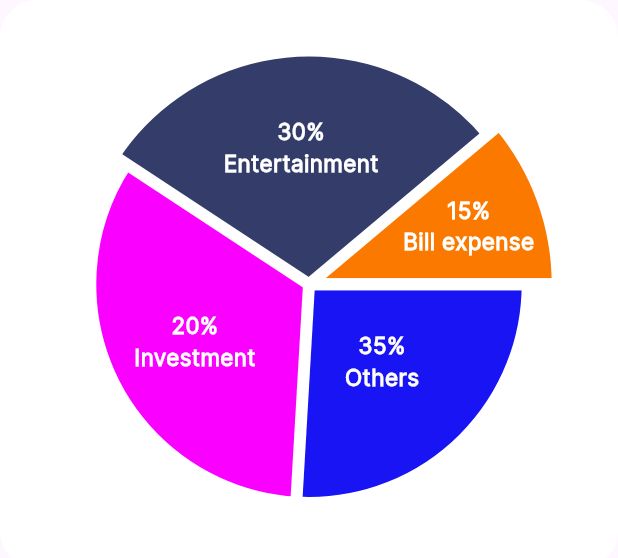
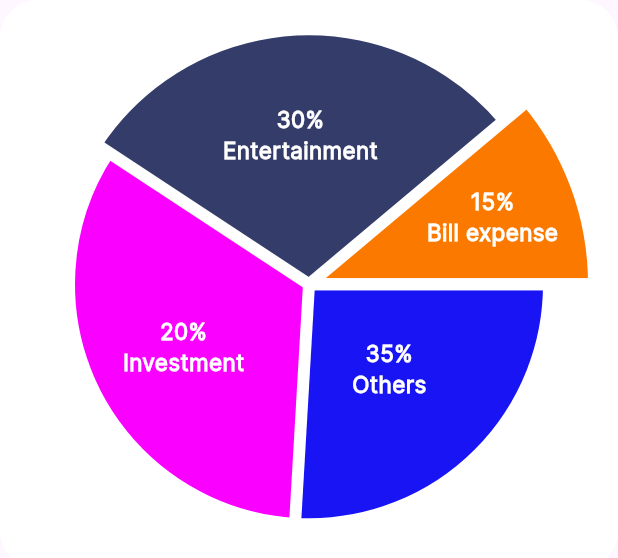
Before and after one commit to He-ema/responsive_bank_dashboard, a Flutter app: the MyPieChart widget shown alone on an empty page, opened directly, on a phone screen of 412 x 824 dp. Shown: the top 558 px of the screen. Run offline on Flutter 3.47's test engine with Material 3 defaults, Android fonts, the phone set to English and light mode, and no system bars; drawn by our look-alikes of fl_chart; our stand-ins replace flutter_svg.

Commit message:
pie chart edited

```diff
--- a/lib/features/home/presentation/views/widgets/my_pie_chart.dart
+++ b/lib/features/home/presentation/views/widgets/my_pie_chart.dart
@@ -48,7 +48,7 @@ class _MyPieChartState extends State<MyPieChart> {
             titleStyle: AppStyles.styleSemiBold15.copyWith(color: Colors.white),
             showTitle: true,
             value: 35,
-            radius: constraints.maxWidth * (15 / 100) + 80,
+            radius: constraints.maxWidth * (50 / 100) - 50,
             color: const Color(0xFF1814F3),
           ),
           PieChartSectionData(
@@ -56,7 +56,7 @@ class _MyPieChartState extends State<MyPieChart> {
             titleStyle: AppStyles.styleSemiBold15.copyWith(color: Colors.white),
             titlePositionPercentageOffset: .6,
             showTitle: true,
-            radius: constraints.maxWidth * (15 / 100) + 80,
+            radius: constraints.maxWidth * (50 / 100) - 50,
             value: 45,
             color: const Color(0xFFFA00FF),
           ),
@@ -65,7 +65,7 @@ class _MyPieChartState extends State<MyPieChart> {
             titleStyle: AppStyles.styleSemiBold15.copyWith(color: Colors.white),
             showTitle: true,
             titlePositionPercentageOffset: .6,
-            radius: constraints.maxWidth * (15 / 100) + 90,
+            radius: constraints.maxWidth * (50 / 100) - 40,
             value: 40,
             color: const Color(0xFF343C6A),
           ),
@@ -75,7 +75,7 @@ class _MyPieChartState extends State<MyPieChart> {
             titleStyle: AppStyles.styleSemiBold15.copyWith(color: Colors.white),
             showTitle: true,
             value: 15,
-            radius: constraints.maxWidth * (15 / 100) + 100,
+            radius: constraints.maxWidth * (50 / 100) - 20,
             color: const Color(0xFFFC7900),
           ),
         ]);
```
